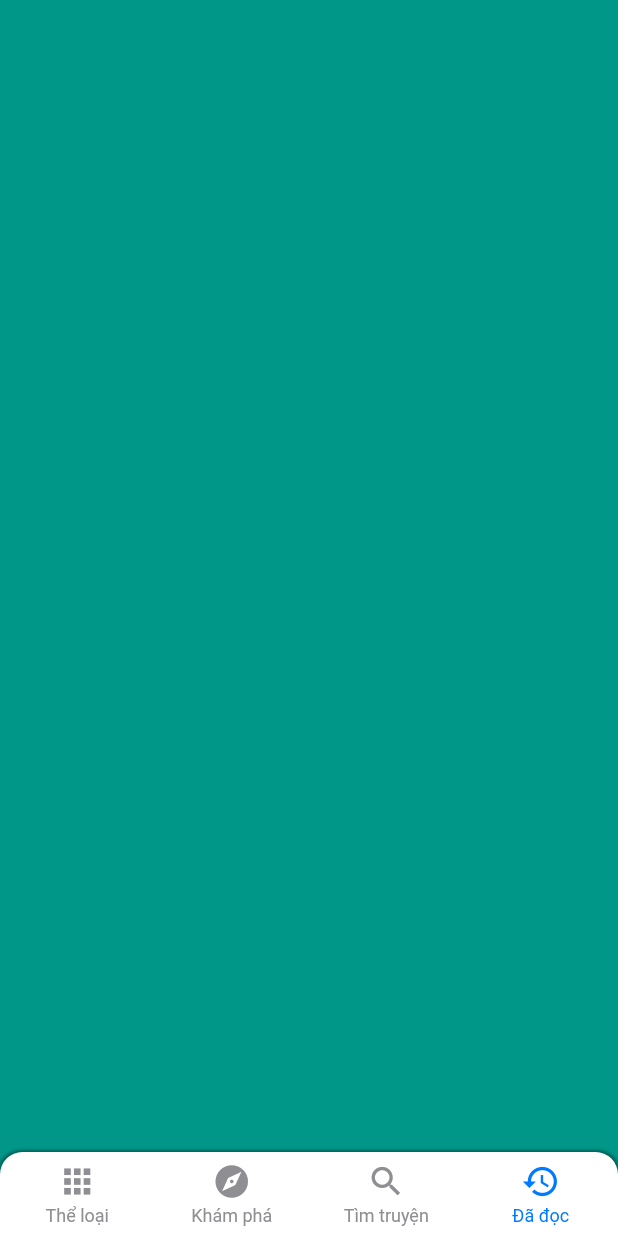
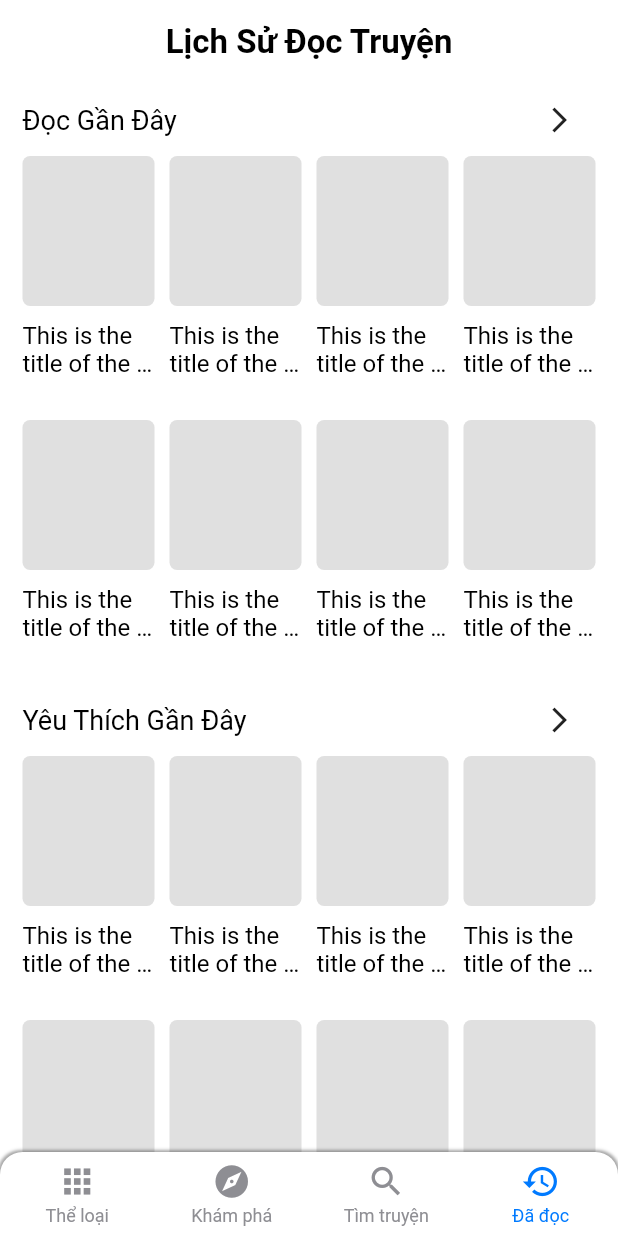
Before and after one commit to ninoorta/reading_app, a Flutter app: the screen it shows after launch, item 4 of the bottom bar chosen, on a phone screen of 412 x 824 dp. Run offline on Flutter 3.47's test engine with Material 2 defaults, Android fonts, the phone set to English and light mode, and no system bars; drawn by our look-alikes of persistent_bottom_nav_bar; our stand-ins replace auto_size_text, flutter_html, skeleton_text.

Commit message:
finish ui filter result screen , history screen and first start history detail screen

```diff
--- a/lib/constants.dart
+++ b/lib/constants.dart
@@ -5,7 +5,7 @@ const kSubTitleTextStyle =
     TextStyle(fontSize: 14, color: Colors.black45, fontWeight: FontWeight.w500);
 
 const kTitleTextStyle =
-    TextStyle(fontSize: 20, color: Colors.black, fontWeight: FontWeight.bold);
+    TextStyle(fontSize: 22, color: Colors.black, fontWeight: FontWeight.bold);
 
 const kMediumBlackTitleTextStyle =
     TextStyle(color: Colors.black45, fontSize: 16, fontWeight: FontWeight.w400);
--- a/lib/screens/history/history_screen.dart
+++ b/lib/screens/history/history_screen.dart
@@ -1,11 +1,136 @@
 import 'package:flutter/material.dart';
 
+import '../../constants.dart';
+
 class HistoryScreen extends StatelessWidget {
+  @override
+  Widget build(BuildContext context) {
+    return Scaffold(
+      appBar: AppBar(
+        title: Text(
+          "Lịch Sử Đọc Truyện",
+          style: kTitleTextStyle,
+        ),
+        centerTitle: true,
+        elevation: 0,
+        backgroundColor: Colors.white,
+      ),
+      body: Scrollbar(
+        child: SingleChildScrollView(
+          child: Container(
+            padding: EdgeInsets.symmetric(horizontal: 15.0),
+            margin: EdgeInsets.only(bottom: 10.0),
+            color: Colors.white,
+            child: Column(
+              mainAxisAlignment: MainAxisAlignment.start,
+              crossAxisAlignment: CrossAxisAlignment.stretch,
+              children: <Widget>[
+                BuildHistoryList(
+                  title: "Đọc Gần Đây",
+                ),
+                BuildHistoryList(
+                  title: "Yêu Thích Gần Đây",
+                ),
+                BuildHistoryList(
+                  title: "Tải Gần Đây",
+                ),
+              ],
+            ),
+          ),
+        ),
+      ),
+    );
+  }
+}
+
+class BuildHistoryList extends StatelessWidget {
+  const BuildHistoryList({Key? key, required this.title}) : super(key: key);
+
+  final String title;
 
   @override
   Widget build(BuildContext context) {
-    return Container(
-      color: Colors.teal,
+    return Column(
+      mainAxisAlignment: MainAxisAlignment.start,
+      crossAxisAlignment: CrossAxisAlignment.start,
+      children: <Widget>[
+        Row(
+          mainAxisAlignment: MainAxisAlignment.spaceBetween,
+          crossAxisAlignment: CrossAxisAlignment.center,
+          children: <Widget>[
+            Text(
+              title,
+              style: TextStyle(
+                fontSize: 18,
+                color: Colors.black,
+              ),
+            ),
+            IconButton(
+              onPressed: () {
+                print("user click to see more");
+              },
+              icon: Icon(Icons.arrow_forward_ios),
+              iconSize: 20,
+            )
+          ],
+        ),
+        Container(
+          // height: 600,
+          child: GridView.builder(
+            padding: EdgeInsets.zero,
+            physics: NeverScrollableScrollPhysics(),
+            itemCount: 8,
+            shrinkWrap: true,
+            gridDelegate: SliverGridDelegateWithFixedCrossAxisCount(
+              crossAxisCount: 4,
+              childAspectRatio: 0.5,
+              crossAxisSpacing: 10.0,
+              // mainAxisSpacing: 10.0
+            ),
+            itemBuilder: (context, index) {
+              return Column(
+                // mainAxisAlignment: MainAxisAlignment.center,
+                // crossAxisAlignment: CrossAxisAlignment.center,
+                children: <Widget>[
+                  Container(
+                    decoration: BoxDecoration(
+                        color: Colors.grey[300],
+                        borderRadius: BorderRadius.circular(5.0)),
+                    // width: 100,
+                    height: 100,
+                  ),
+                  SizedBox(
+                    height: 10,
+                  ),
+                  RichText(
+                    maxLines: 2,
+                    overflow: TextOverflow.ellipsis,
+                    text: TextSpan(children: [
+                      new TextSpan(
+                          text:
+                              "This is the title of the story but it seems to be so longgggggggggggggggggggggggggg",
+                          style: TextStyle(fontSize: 16, color: Colors.black)),
+                      new TextSpan(
+                          text:
+                              "This is the title of the story but it seems to be so longgggggggggggggggggggggggggg",
+                          style: TextStyle(fontSize: 16, color: Colors.black)),
+                      new TextSpan(
+                          text:
+                              "This is the title of the story but it seems to be so longgggggggggggggggggggggggggg",
+                          style: TextStyle(fontSize: 16, color: Colors.black)),
+                    ]),
+                  )
+                ],
+              );
+            },
+          ),
+        ),
+        // ListView.builder(
+        //   itemCount: 4,
+        //
+        //
+        // )
+      ],
     );
   }
 }
```
Also changed, not shown: lib/screens/history/history_detail_screen.dart (added, +27 -0 lines), lib/screens/search/filter_result_screen.dart (added, +203 -0 lines), lib/screens/search/filter_screen.dart (+10 -0 lines).
